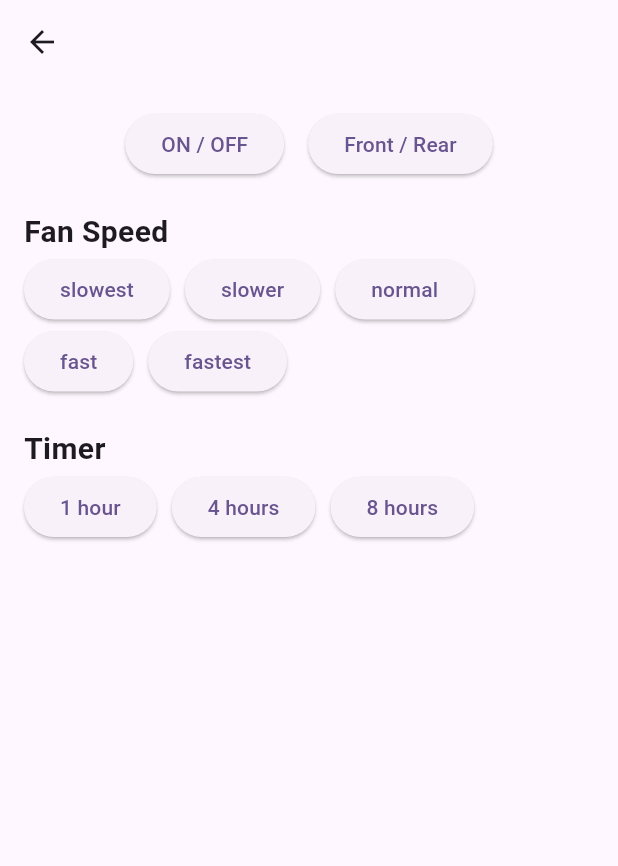
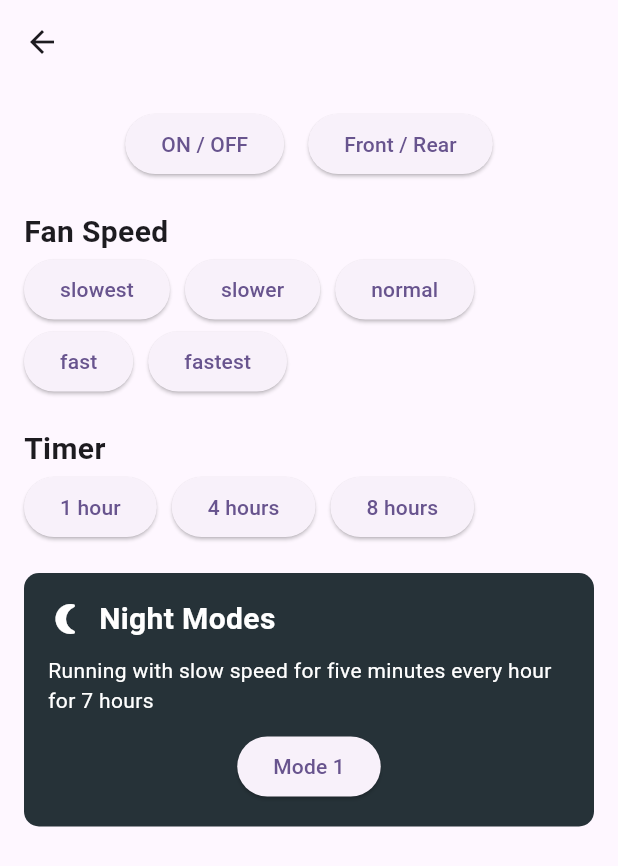
Before and after one commit to sidyes/venti-ui, a Flutter app: the Fan screen opened directly with empty values, on a phone screen of 412 x 824 dp. Shown: the top 866 px of the screen. Run offline on Flutter 3.47's test engine with Material 3 defaults, Android fonts, the phone set to English and light mode, and no system bars; our stand-ins replace fluttertoast; network calls fail.

Commit message:
feat: add night mode

```diff
--- a/lib/fan.dart
+++ b/lib/fan.dart
@@ -55,6 +55,8 @@ class Fan extends StatelessWidget {
       ),
       body: Padding(
         padding: const EdgeInsets.all(16.0),
+        child: SingleChildScrollView(
+          // To handle overflow if content is too large
           child: Column(
             crossAxisAlignment: CrossAxisAlignment.start,
             children: [
@@ -126,7 +128,47 @@ class Fan extends StatelessWidget {
                   ),
                 ],
               ),
+              const SizedBox(height: 20),
+              Container(
+                padding: const EdgeInsets.all(16.0),
+                decoration: BoxDecoration(
+                  color: Colors.blueGrey[900],
+                  borderRadius: BorderRadius.circular(10.0),
+                ),
+                child: Column(
+                  crossAxisAlignment: CrossAxisAlignment.start,
+                  children: [
+                    const Row(
+                      children: [
+                        Icon(Icons.nightlight_round, color: Colors.white),
+                        SizedBox(width: 10),
+                        Text(
+                          'Night Modes',
+                          style: TextStyle(
+                            fontSize: 20,
+                            fontWeight: FontWeight.bold,
+                            color: Colors.white,
+                          ),
+                        ),
                       ],
+                    ),
+                    const SizedBox(height: 10),
+                    const Text(
+                      'Running with slow speed for five minutes every hour for 7 hours',
+                      style: TextStyle(color: Colors.white),
+                    ),
+                    const SizedBox(height: 10),
+                    Center(
+                      child: ElevatedButton(
+                        onPressed: () => sendCommand('NIGHT_MODE'),
+                        child: const Text('Mode 1'),
+                      ),
+                    ),
+                  ],
+                ),
+              ),
+            ],
+          ),
         ),
       ),
     );
```
Lines whose indentation alone changed are shown as unchanged.
